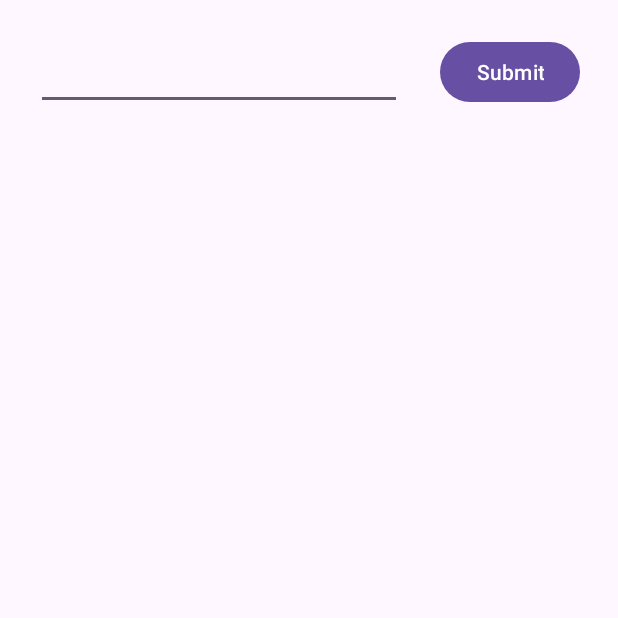
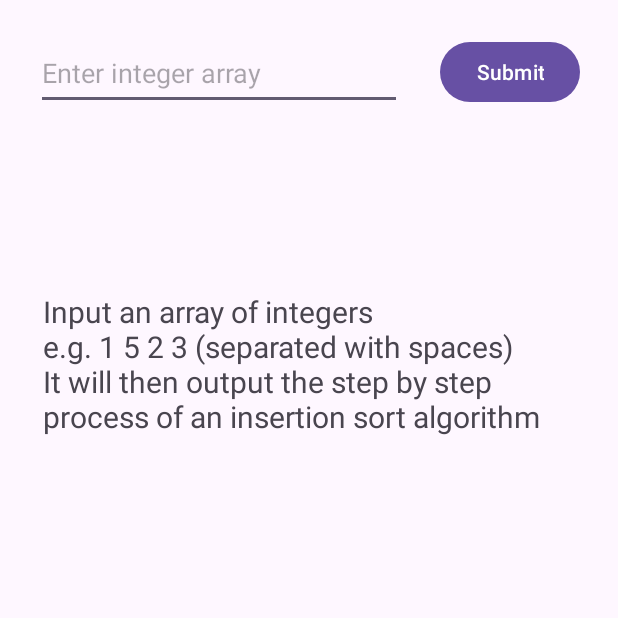
Before and after one commit to bartsuper/advanced-software-processing-android-programming, an Android app: the screen it shows after launch (MainActivity), on a phone screen of 412 x 824 dp, the top half of it. Run offline under Robolectric (Android 15) with nearby library versions, the phone set to English and light mode, and no system bars.

Commit message:
finished the UI

```diff
--- a/app/src/main/java/com/example/selectionsortproject/MainActivity.java
+++ b/app/src/main/java/com/example/selectionsortproject/MainActivity.java
@@ -25,25 +25,25 @@ public class MainActivity extends AppCompatActivity {
             v.setPadding(systemBars.left, systemBars.top, systemBars.right, systemBars.bottom);
             return insets;
         });
-//        EditText arrayInput = findViewById(R.id.editTextText);
-//        Button submitButton = findViewById(R.id.button);
-//        TextView resultView = findViewById(R.id.textView);
-//
-//        arrayInput.setHint("Enter integer array");
-//        resultView.setText("Input an array of integers\ne.g. 1 5 2 3 (separated with spaces)\nIt will then output the step by step process of an insertion sort algorithm");
-//
-//        SortingAlgorithm insertionSort = new SortingAlgorithm();
-//
-//        submitButton.setOnClickListener(new View.OnClickListener() {
-//            @Override
-//            public void onClick(View v) {
-//                String inputText = arrayInput.getText().toString();
-//                String result = insertionSort.insertionSort(inputText);
-//                arrayInput.setText("");
-//                arrayInput.onEditorAction(EditorInfo.IME_ACTION_DONE);
-//                resultView.setText(result);
-//            }
-//        });
+        EditText arrayInput = findViewById(R.id.editTextText);
+        Button submitButton = findViewById(R.id.button);
+        TextView resultView = findViewById(R.id.textView);
+
+        arrayInput.setHint("Enter integer array");
+        resultView.setText("Input an array of integers\ne.g. 1 5 2 3 (separated with spaces)\nIt will then output the step by step process of an insertion sort algorithm");
+
+        SortingAlgorithm insertionSort = new SortingAlgorithm();
+
+        submitButton.setOnClickListener(new View.OnClickListener() {
+            @Override
+            public void onClick(View v) {
+                String inputText = arrayInput.getText().toString();
+                String result = insertionSort.insertionSort(inputText);
+                arrayInput.setText("");
+                arrayInput.onEditorAction(EditorInfo.IME_ACTION_DONE);
+                resultView.setText(result);
+            }
+        });
     }
 
     public void quit(){
--- a/app/src/main/res/layout/activity_main.xml
+++ b/app/src/main/res/layout/activity_main.xml
@@ -35,7 +35,7 @@
         android:layout_width="355dp"
         android:layout_height="534dp"
         android:layout_marginBottom="96dp"
-        android:textSize="24sp"
+        android:textSize="20sp"
         app:layout_constraintBottom_toBottomOf="parent"
         app:layout_constraintEnd_toEndOf="parent"
         app:layout_constraintStart_toStartOf="parent" />
```
